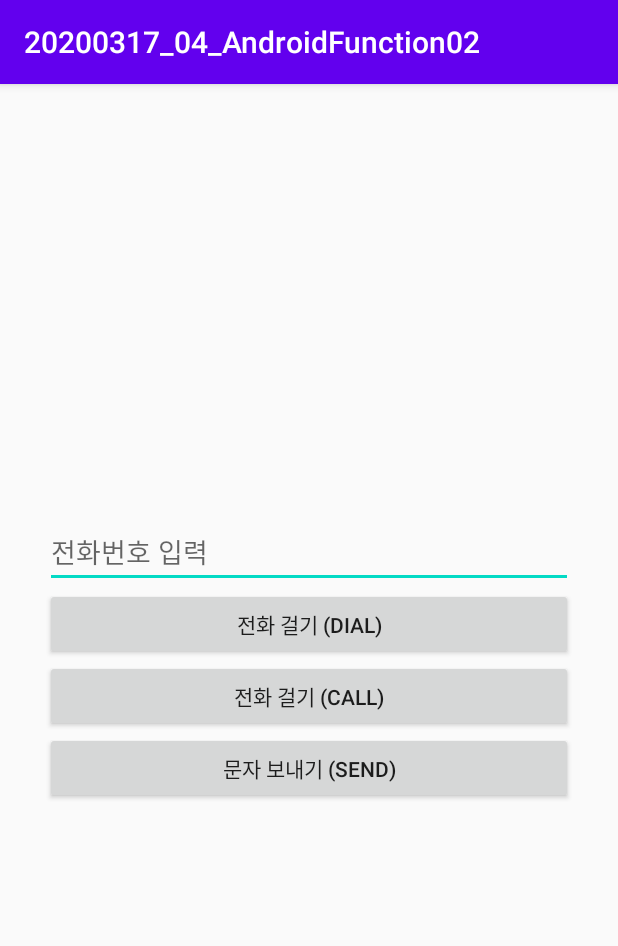
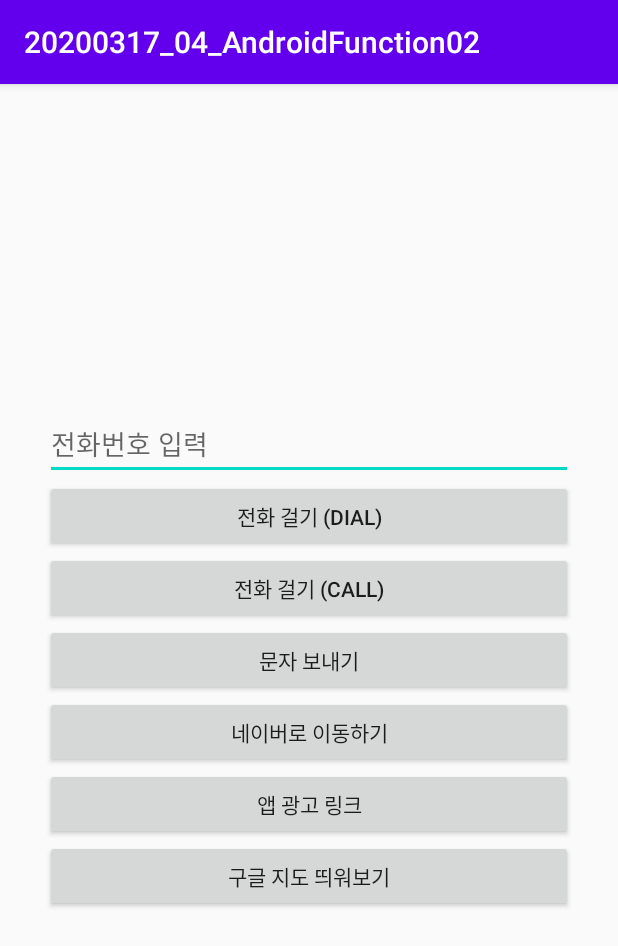
Before and after one commit to kbh3307/20200317_04_AndroidFunction02, an Android app: the screen it shows after launch (MainActivity), on a phone screen of 412 x 824 dp. Shown: the top 946 px of the screen. Run offline under Robolectric (Android 15) with nearby library versions, the phone set to English and light mode, and no system bars; our stand-ins replace data binding.

Commit message:
인터넷 사이트 외부 링크

```diff
--- a/app/src/main/java/kr/co/tjoeun/a20200317_04_androidfunction02/MainActivity.java
+++ b/app/src/main/java/kr/co/tjoeun/a20200317_04_androidfunction02/MainActivity.java
@@ -68,5 +68,14 @@ public class MainActivity extends AppCompatActivity {
                 startActivity(intent);
             }
         });
+
+        binding.naverBtn.setOnClickListener(new View.OnClickListener() {
+            @Override
+            public void onClick(View v) {
+                Uri uri = Uri.parse("https://www.naver.com"); // 방문할 인터넷 주소를 적는다
+                Intent intent = new Intent(Intent.ACTION_VIEW, uri);
+                startActivity(intent);
+            }
+        });
     }
 }
--- a/app/src/main/res/layout/activity_main.xml
+++ b/app/src/main/res/layout/activity_main.xml
@@ -33,7 +33,26 @@
             android:id="@+id/smsBtn"
             android:layout_width="match_parent"
             android:layout_height="wrap_content"
-            android:text="문자 보내기 (SEND)" />
+            android:text="문자 보내기" />
+
+        <Button
+            android:id="@+id/naverBtn"
+            android:layout_width="match_parent"
+            android:layout_height="wrap_content"
+            android:text="네이버로 이동하기" />
+
+        <Button
+            android:id="@+id/appBtn"
+            android:layout_width="match_parent"
+            android:layout_height="wrap_content"
+            android:text="앱 광고 링크" />
+
+        <Button
+            android:id="@+id/googleMapBtn"
+            android:layout_width="match_parent"
+            android:layout_height="wrap_content"
+            android:text="구글 지도 띄워보기" />
+
 
     </LinearLayout>
 </layout>
```
